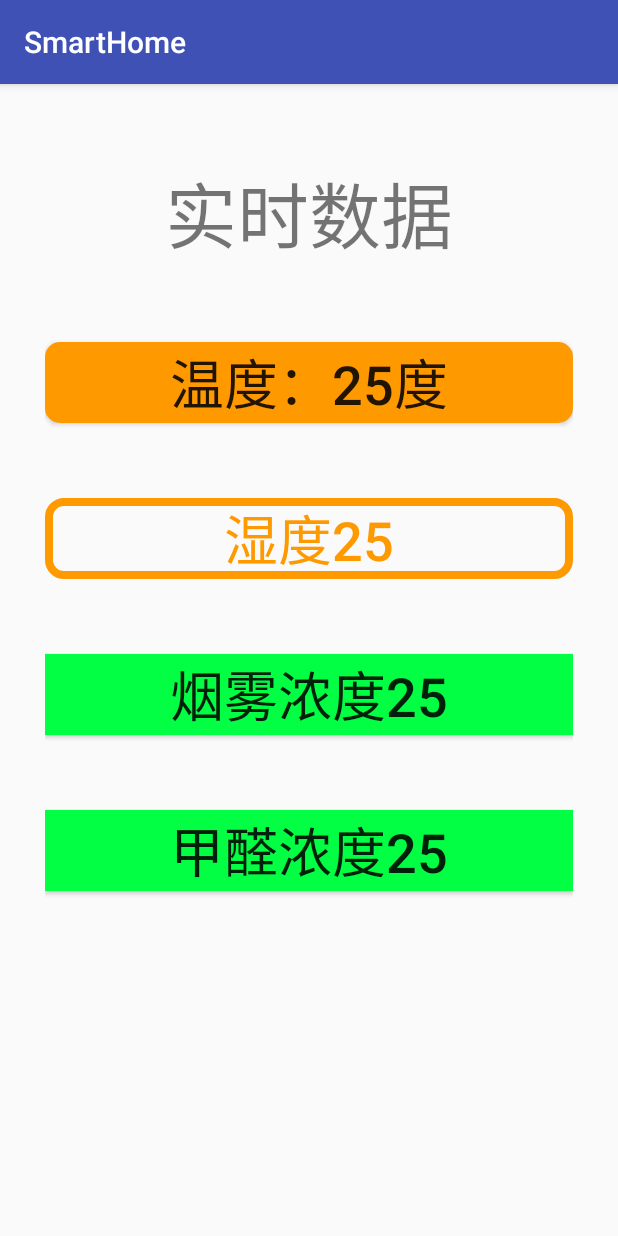
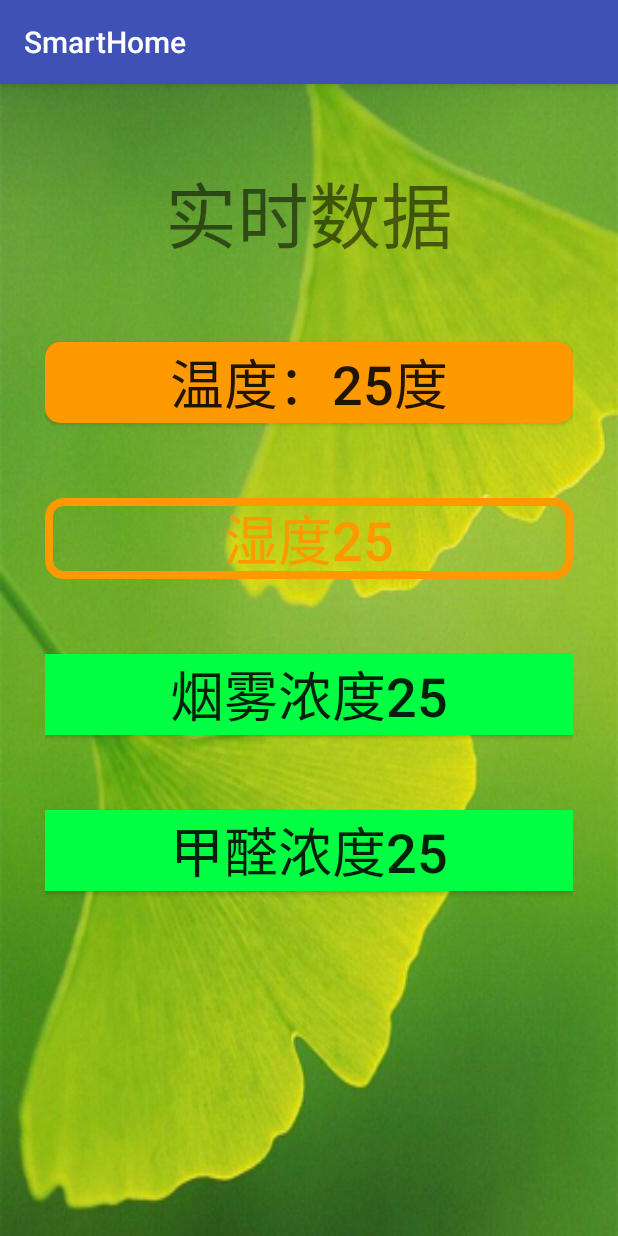
Before and after one commit to wwinsa/SmartHome, an Android app: the screen it shows after launch (MainActivity), on a phone screen of 412 x 824 dp. Run offline under Robolectric (Android 15) with nearby library versions, the phone set to English and light mode, and no system bars.

Commit message:
add background

```diff
--- a/app/src/main/res/layout/activity_main.xml
+++ b/app/src/main/res/layout/activity_main.xml
@@ -7,7 +7,9 @@
     android:orientation="vertical"
     android:paddingLeft="30dp"
     android:paddingRight="30dp"
-    android:paddingTop="50dp">
+    android:paddingTop="50dp"
+    android:background="@drawable/spring"
+    >
 
     <TextView
         android:layout_width="wrap_content"
```
Also changed, not shown: app/src/main/res/drawable/btn_light.xml (deleted, +0 -8 lines), app/src/main/res/drawable-xxhdpi/fall.jpg (added), app/src/main/res/drawable-xxhdpi/spring.jpg (added).
